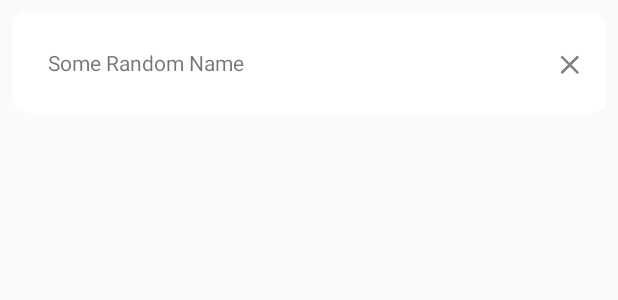
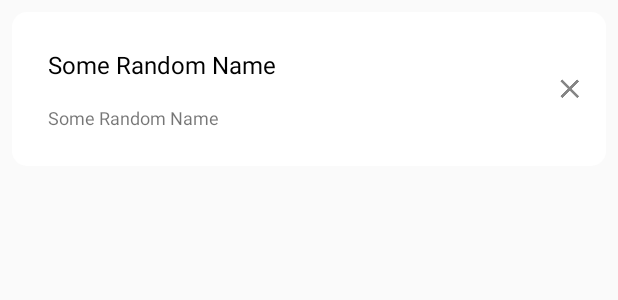
Before and after one commit to abhi472/FundHawk, an Android app: the layout selected_fund_card.xml on its own in the app's theme, with its tools: preview values and no code run, on a phone screen of 412 x 824 dp. Shown: the top 300 px of the screen. Run offline under Robolectric (Android 15) with nearby library versions, the phone set to English and light mode, and no system bars.

Commit message:
minor ui tweaks added
- updated searched card to add more detail

- added error handling in throwable consumers

```diff
--- a/app/src/main/AndroidManifest.xml
+++ b/app/src/main/AndroidManifest.xml
@@ -12,14 +12,16 @@
         android:roundIcon="@mipmap/ic_launcher_round"
         android:supportsRtl="true"
         android:theme="@style/AppTheme">
-        <activity android:name=".ui.search.SearchActivity">
+        <activity android:name=".ui.search.SearchActivity"
+            android:screenOrientation="portrait">
             <intent-filter>
                 <action android:name="android.intent.action.MAIN" />
 
                 <category android:name="android.intent.category.LAUNCHER" />
             </intent-filter>
         </activity>
-        <activity android:name=".ui.compare.CompareFundActivity"></activity>
+        <activity android:name=".ui.compare.CompareFundActivity"
+            android:screenOrientation="portrait"/>
     </application>
 
 </manifest>
--- a/app/src/main/java/com/abhishek/fundhawk/ui/compare/CompareFundViewModel.java
+++ b/app/src/main/java/com/abhishek/fundhawk/ui/compare/CompareFundViewModel.java
@@ -33,6 +33,7 @@ public class CompareFundViewModel extends ViewModel {
     public ObservableField<Boolean> progressVisibility = new ObservableField<>(true);
 
     public ObservableField<Boolean> errorVisibility = new ObservableField<>(false);
+    public ObservableField<String> content = new ObservableField<>();
 
     private CompositeDisposable disposable = new CompositeDisposable();
 
@@ -89,6 +90,9 @@ public class CompareFundViewModel extends ViewModel {
                 .subscribe(mutualFundResultBody -> {
                 }, throwable -> {
                     progressVisibility.set(false);
+                    errorVisibility.set(true);
+                    content.set(throwable.getLocalizedMessage());
+
                 }));
     }
 
--- a/app/src/main/java/com/abhishek/fundhawk/ui/search/SearchActivityViewModel.java
+++ b/app/src/main/java/com/abhishek/fundhawk/ui/search/SearchActivityViewModel.java
@@ -84,6 +84,8 @@ public class SearchActivityViewModel extends ViewModel {
                 }, throwable -> {
                     isTyping.set(false);
                     isTyped.set(true);
+                    infoText.set(throwable.getLocalizedMessage());
+                    contentVisibility.set(true);
 
                 })
         );
--- a/app/src/main/res/layout/activity_compare_fund.xml
+++ b/app/src/main/res/layout/activity_compare_fund.xml
@@ -34,7 +34,7 @@
             android:id="@+id/error"
             android:layout_width="wrap_content"
             android:layout_height="wrap_content"
-            android:text="@string/error"
+            android:text="@{viewModel.content}"
             app:isVisible="@{viewModel.errorVisibility}"
             android:textColor="@color/colorAccent"
             android:layout_gravity="center"
--- a/app/src/main/res/layout/dialog_text.xml
+++ b/app/src/main/res/layout/dialog_text.xml
@@ -7,5 +7,6 @@
     android:gravity="center_vertical"
     android:paddingStart="14dip"
     android:paddingEnd="15dip"
+    android:padding="12dp"
     android:ellipsize="marquee"
     />
--- a/app/src/main/res/layout/selected_fund_card.xml
+++ b/app/src/main/res/layout/selected_fund_card.xml
@@ -26,12 +26,36 @@
             android:layout_marginEnd="8dp"
             android:layout_marginStart="8dp"
             android:layout_marginTop="8dp"
-            android:padding="16dp"
+            android:paddingStart="16dp"
+            android:paddingEnd="16dp"
+            android:paddingTop="16dp"
+            android:textSize="16sp"
+            android:textColor="@android:color/black"
             android:text="@{viewModel.name}"
+            app:layout_constraintBottom_toTopOf="@id/details"
+            app:layout_constraintEnd_toStartOf="@+id/clear"
+            app:layout_constraintStart_toStartOf="parent"
+            app:layout_constraintTop_toTopOf="parent"
+            app:layout_constraintVertical_bias="1.0"
+            tools:text="Some Random Name" />
+
+        <TextView
+            android:id="@+id/details"
+            android:layout_width="0dp"
+            android:layout_height="wrap_content"
+            android:layout_marginBottom="8dp"
+            android:layout_marginEnd="8dp"
+            android:layout_marginStart="8dp"
+            android:layout_marginTop="8dp"
+            android:paddingStart="16dp"
+            android:paddingEnd="16dp"
+            android:textSize="12sp"
+            android:paddingBottom="16dp"
+            android:text="@{viewModel.details}"
             app:layout_constraintBottom_toBottomOf="parent"
             app:layout_constraintEnd_toStartOf="@+id/clear"
             app:layout_constraintStart_toStartOf="parent"
-            app:layout_constraintTop_toTopOf="parent"
+            app:layout_constraintTop_toBottomOf="@id/name"
             app:layout_constraintVertical_bias="1.0"
             tools:text="Some Random Name" />
 
@@ -44,12 +68,11 @@
             android:layout_marginStart="8dp"
             android:layout_marginTop="8dp"
             android:src="@drawable/ic_clear"
-            app:layout_constraintBottom_toBottomOf="@+id/name"
+            app:layout_constraintBottom_toBottomOf="@+id/details"
             app:layout_constraintEnd_toEndOf="parent"
             app:layout_constraintHorizontal_bias="1.0"
             app:layout_constraintStart_toStartOf="parent"
-            app:layout_constraintTop_toTopOf="@+id/name"
-            app:layout_constraintVertical_bias="1.0" />
+            app:layout_constraintTop_toTopOf="@+id/name" />
 
 
 
```
Also changed, not shown: app/src/main/java/com/abhishek/fundhawk/ui/search/SelectedListAdapterViewModel.java (+7 -1 lines).
